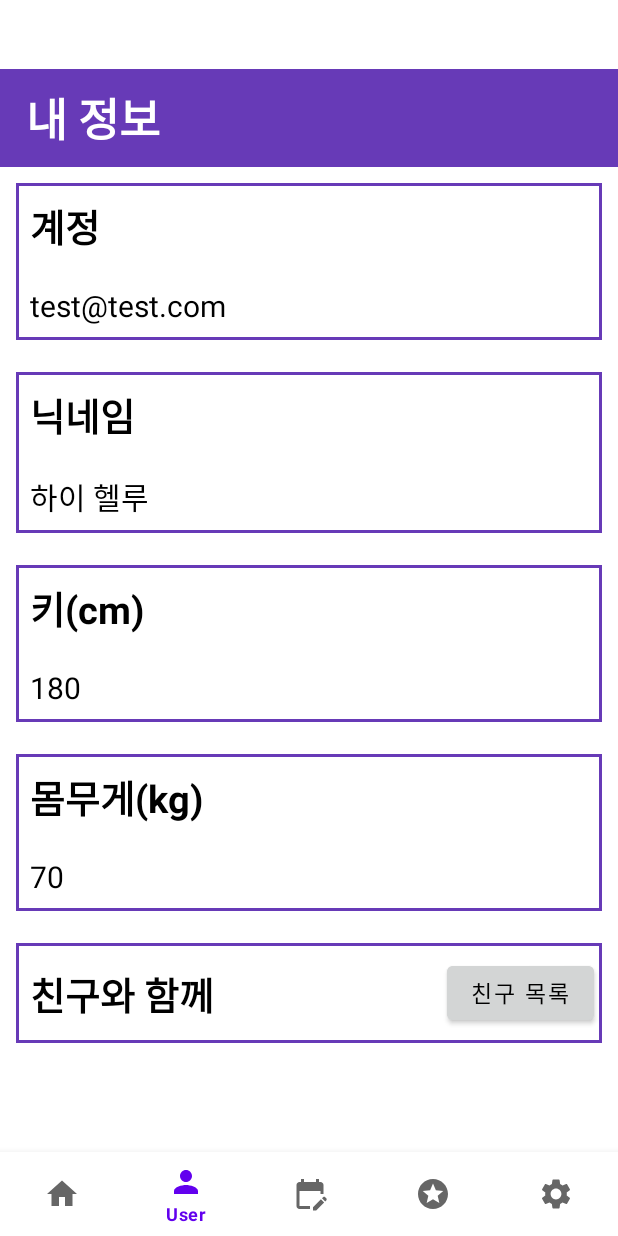
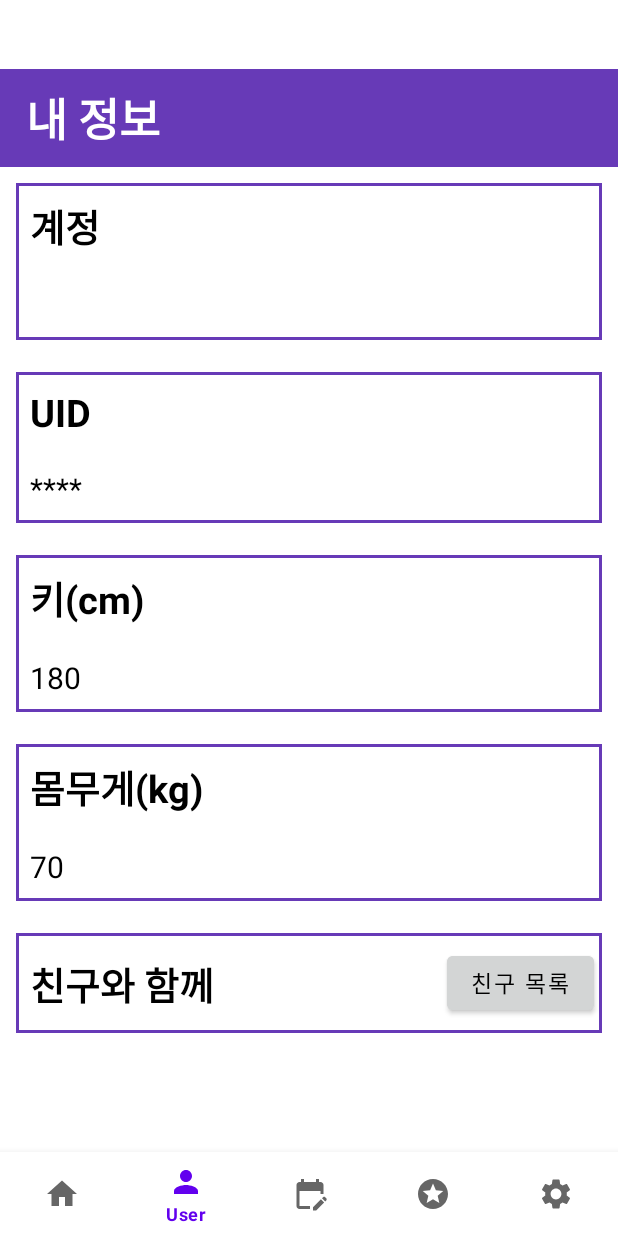
Before and after one commit to leejunho0626/Team6, an Android app: the screen it shows after launch once a user with an empty profile is signed in (MainActivity), item 2 of the bottom bar chosen, on a phone screen of 412 x 824 dp. Run offline under Robolectric (Android 15) with nearby library versions, the phone set to English and light mode, and no system bars; our stand-ins replace Firebase (no records; nobody signed in at launch, a user with empty details on screens opened directly); libraries missing offline, so code that uses them is left out: com.kakao.auth, com.kakao.network, com.kakao.usermgmt, com.kakao.util; 2 statements that could not run were skipped.

Commit message:
일반 계정 로그아웃

```diff
--- a/AndroidStudioProjects/HelloRoutine/app/src/main/java/com/example/helloroutine/FragmentSetting.java
+++ b/AndroidStudioProjects/HelloRoutine/app/src/main/java/com/example/helloroutine/FragmentSetting.java
@@ -38,25 +38,20 @@ public class FragmentSetting extends Fragment {
         btnLogout.setOnClickListener(new Button.OnClickListener() {
             @Override
             public void onClick(View v) {
-
-                //일반 계정 로그아웃
                 firebaseAuth.signOut();
-                Toast.makeText(getActivity().getApplicationContext(), "로그아웃이 되었습니다(1)", Toast.LENGTH_SHORT).show();
+                Toast.makeText(getActivity().getApplicationContext(), "로그아웃이 되었습니다", Toast.LENGTH_SHORT).show();
                 Intent intent = new Intent(getActivity(), Login.class);
-                startActivity(intent);
-                getActivity().finish();
-
                 //카카오 로그아웃
                 UserManagement.getInstance().requestLogout(new LogoutResponseCallback() {
                     @Override
                     public void onCompleteLogout() {
-                        Toast.makeText(getActivity().getApplicationContext(), "로그아웃되었습니다(2)", Toast.LENGTH_SHORT).show();
                         Intent intent = new Intent(getActivity(), Login.class);
                         intent.setFlags(Intent.FLAG_ACTIVITY_NEW_TASK | Intent.FLAG_ACTIVITY_CLEAR_TASK | Intent.FLAG_ACTIVITY_CLEAR_TOP);
                         startActivity(intent);
-                        getActivity().finish();
                     }
                 });
+                startActivity(intent);
+                getActivity().finish();
             }
         });
 
--- a/AndroidStudioProjects/HelloRoutine/app/src/main/java/com/example/helloroutine/FragmentUser.java
+++ b/AndroidStudioProjects/HelloRoutine/app/src/main/java/com/example/helloroutine/FragmentUser.java
@@ -1,20 +1,40 @@
 package com.example.helloroutine;
 
+import android.content.Intent;
 import android.os.Bundle;
 import android.view.LayoutInflater;
 import android.view.View;
 import android.view.ViewGroup;
+import android.widget.TextView;
 
 import androidx.annotation.NonNull;
 import androidx.annotation.Nullable;
 import androidx.fragment.app.Fragment;
 
+import com.google.firebase.auth.FirebaseAuth;
+
 public class FragmentUser extends Fragment {
+
+    TextView txtID, txtUid;
+    FirebaseAuth firebaseAuth;
+    String strEmail, strUid;
 
     public View onCreateView(@NonNull LayoutInflater inflater, @Nullable ViewGroup container, @Nullable Bundle savedInstanceState) {
 
         ViewGroup view = (ViewGroup) inflater.inflate(R.layout.fragment_user, container, false);
 
+
+        firebaseAuth = FirebaseAuth.getInstance();
+
+        txtID = view.findViewById(R.id.txtUserID);
+        txtUid = view.findViewById(R.id.txtUID);
+
+        Intent intent = getActivity().getIntent();
+        strEmail = intent.getStringExtra("email");
+
+        txtID.setText(strEmail);
+
+
         return view;
     }
 }
--- a/AndroidStudioProjects/HelloRoutine/app/src/main/java/com/example/helloroutine/Login.java
+++ b/AndroidStudioProjects/HelloRoutine/app/src/main/java/com/example/helloroutine/Login.java
@@ -169,37 +169,41 @@ public class Login extends AppCompatActivity {
                 public void onSessionClosed(ErrorResult errorResult) {
 
                 }
+                //카카오 로그인 성공
                 @Override
                 public void onSuccess(MeV2Response result) {
-                    Intent intent = new Intent(Login.this, MainActivity.class);
-                    startActivity(intent);
 
-                    final String id = "kk"+result.getKakaoAccount().getEmail().toString().trim();
-                    final String adminPW = "adminPW";
+                    //카카오 로그인 시 파이어베이스에 계정 생성
+                    final String id =result.getKakaoAccount().getEmail().toString().trim();
+                    final String adminPW = "adminPW"; //임의 비밀번호
                     firebaseAuth.createUserWithEmailAndPassword(id, adminPW).addOnCompleteListener(Login.this, new OnCompleteListener<AuthResult>() {
                         @Override
                         public void onComplete(@NonNull Task<AuthResult> task) {
+                            //등록된 계정이 없을 때
                             if (task.isSuccessful()) {
                                 Intent intent = new Intent(Login.this, MainActivity.class);
+                                //카카오 계정의 이메일 가져오기
+                                if(result.getKakaoAccount().hasEmail() == OptionalBoolean.TRUE){
+                                    intent.putExtra("email", result.getKakaoAccount().getEmail());
+                                }
+
+                                else{
+                                    intent.putExtra("email", "none");
+                                }
+                                startActivity(intent);
+                            }
+                            //등록된 계정이 있을 때
+                            else {
+                                Intent intent = new Intent(Login.this, MainActivity.class);
+                                //카카오 계정의 이메일 가져오기
+                                if(result.getKakaoAccount().hasEmail() == OptionalBoolean.TRUE) {
+                                    intent.putExtra("email", result.getKakaoAccount().getEmail());
+                                }
+                                else {
+                                    intent.putExtra("email", "none");
+                                }
                                 startActivity(intent);
 
-                                //카카오 계정의 이메일과 이름 가져오기
-                                intent.putExtra("name", result.getNickname());
-                                if(result.getKakaoAccount().hasEmail() == OptionalBoolean.TRUE)
-                                    intent.putExtra("email", result.getKakaoAccount().getEmail());
-                                else
-                                    intent.putExtra("email", "none");
-                            }
-                            else {
-                                Intent intent = new Intent(Login.this, MainActivity.class);
-                                startActivity(intent);
-
-                                //카카오 계정의 이메일과 이름 가져오기
-                                intent.putExtra("name", result.getNickname());
-                                if(result.getKakaoAccount().hasEmail() == OptionalBoolean.TRUE)
-                                    intent.putExtra("email", result.getKakaoAccount().getEmail());
-                                else
-                                    intent.putExtra("email", "none");
                             }
                         }
                     });
--- a/AndroidStudioProjects/HelloRoutine/app/src/main/res/layout/fragment_user.xml
+++ b/AndroidStudioProjects/HelloRoutine/app/src/main/res/layout/fragment_user.xml
@@ -70,17 +70,17 @@
                         android:layout_width="match_parent"
                         android:layout_height="wrap_content"
                         android:layout_margin="10dp"
-                        android:text="닉네임"
+                        android:text="UID"
                         android:textColor="@color/black"
                         android:textStyle="bold"
                         android:textSize="25dp"/>
 
                     <TextView
-                        android:id="@+id/txtUserNick"
+                        android:id="@+id/txtUID"
                         android:layout_width="match_parent"
                         android:layout_height="wrap_content"
                         android:layout_margin="10dp"
-                        android:text="하이 헬루"
+                        android:text="****"
                         android:textColor="@color/black"
                         android:textSize="20dp"/>
 
```
